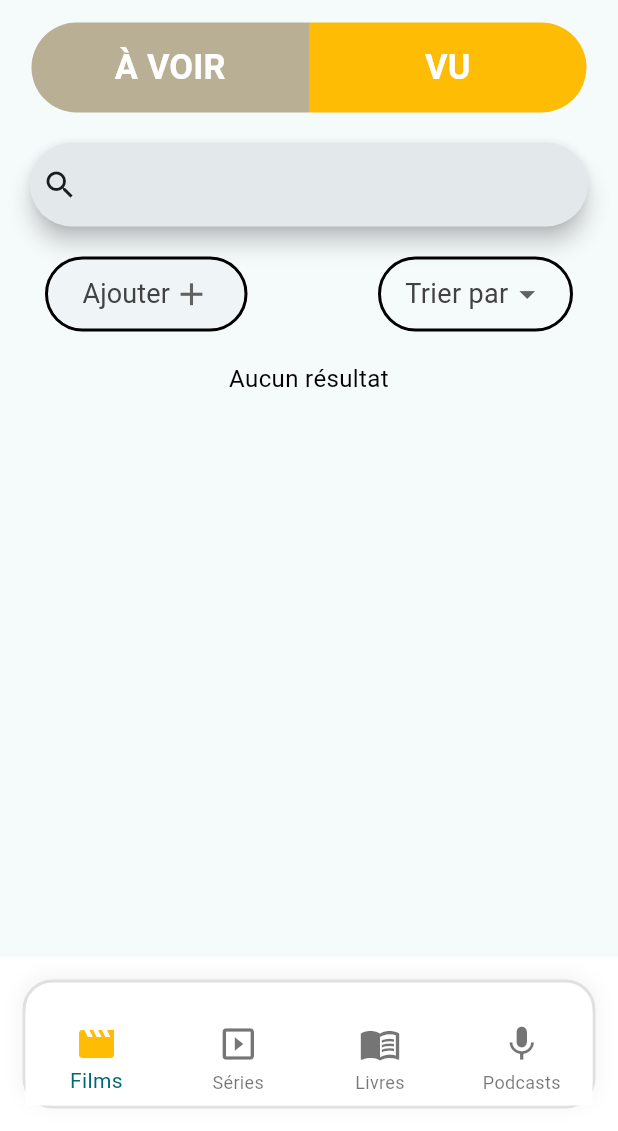
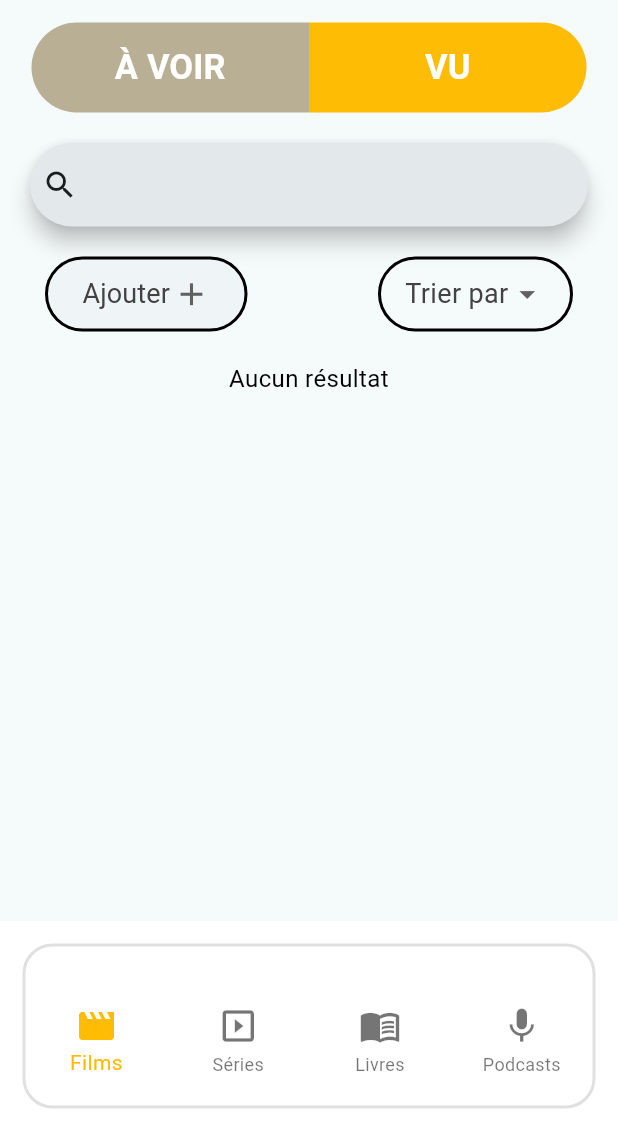
Before and after one commit to jveiller/app-lister-films, a Flutter app: the screen it shows after launch, after a tap on "VU", on a phone screen of 412 x 824 dp, the part 105-1236 px from its top. Run offline on Flutter 3.47's test engine with Material 3 defaults, Android fonts, the light colour scheme and no system bars; our stand-ins replace flutter_riverpod, hive, hive_flutter, sqflite; accounts and stored records are empty; Roboto replaces fonts that are missing (Comic Sans MS).

Commit message:
modifs card bottomBar search

```diff
--- a/lib/pages/films/filmsVoir/films_voir_page.dart
+++ b/lib/pages/films/filmsVoir/films_voir_page.dart
@@ -116,6 +116,15 @@ class _FilmsVoirPageState extends State<FilmsVoirPage> {
                 ) ||
                 (fv.genre ?? '').toLowerCase().contains(
                   _searchController.text.toLowerCase(),
+                ) ||
+                (fv.realisateur ?? '').toLowerCase().contains(
+                  _searchController.text.toLowerCase(),
+                ) ||
+                ((fv.acteurs ?? []).join(',')).toLowerCase().contains(
+                  _searchController.text.toLowerCase(),
+                ) ||
+                (fv.plateforme ?? '').toLowerCase().contains(
+                  _searchController.text.toLowerCase(),
                 )) {
               listeModif.add(fv);
             }
@@ -184,24 +193,6 @@ class _FilmsVoirPageState extends State<FilmsVoirPage> {
   void triAjoutFV() {
     setState(() {
       _filmsVoir.sort((a, b) => (b.id).compareTo(a.id));
-    });
-  }
-
-  void modifAfficheListe(String textVal) {
-    _fetchFVoir();
-    List<FilmsVoir> listeModif = [];
-    if (textVal != '') {
-      for (FilmsVoir fv in _filmsVoir) {
-        if (fv.titre.toLowerCase().contains(textVal.toLowerCase()) ||
-            (fv.genre ?? '').toLowerCase().contains(textVal.toLowerCase())) {
-          listeModif.add(fv);
-        }
-      }
-    } else {
-      listeModif = _filmsVoir;
-    }
-    setState(() {
-      _afficheFilmVoir = listeModif;
     });
   }
 
--- a/lib/pages/films/filmsVu/films_vu_page.dart
+++ b/lib/pages/films/filmsVu/films_vu_page.dart
@@ -132,6 +132,15 @@ class _FilmsVuPageState extends State<FilmsVuPage> {
                 ) ||
                 (fv.genre ?? '').toLowerCase().contains(
                   _searchController.text.toLowerCase(),
+                ) ||
+                (fv.realisateur ?? '').toLowerCase().contains(
+                  _searchController.text.toLowerCase(),
+                ) ||
+                ((fv.acteurs ?? []).join(',')).toLowerCase().contains(
+                  _searchController.text.toLowerCase(),
+                ) ||
+                (fv.plateforme ?? '').toLowerCase().contains(
+                  _searchController.text.toLowerCase(),
                 )) {
               listeModif.add(fv);
             }
@@ -200,24 +209,6 @@ class _FilmsVuPageState extends State<FilmsVuPage> {
   void triAjout() {
     setState(() {
       _filmsVu.sort((a, b) => (b.id).compareTo(a.id));
-    });
-  }
-
-  void modifAfficheListe(String textVal) {
-    _fetchFilmVu();
-    List<FilmsVu> listeModif = [];
-    if (textVal != '') {
-      for (FilmsVu fv in _filmsVu) {
-        if (fv.titre.toLowerCase().contains(textVal.toLowerCase()) ||
-            (fv.genre ?? '').toLowerCase().contains(textVal.toLowerCase())) {
-          listeModif.add(fv);
-        }
-      }
-    } else {
-      listeModif = _filmsVu;
-    }
-    setState(() {
-      _afficheFilmVu = listeModif;
     });
   }
 
--- a/lib/pages/home_view.dart
+++ b/lib/pages/home_view.dart
@@ -18,35 +18,25 @@ class HomeViewState extends State<HomeView> {
 
   void setCurrentIndex(int current, int real) {
     setState(() {
-      // Met à jour les index selon la logique précédente
       currentIndex = (current <= 3) ? current : currentIndex;
       realIndex = real;
     });
   }
 
-  /*
-  void setCurrentIndex(int index, [int? mission]) {
-    // index entre 0 et 2 pour la BottomNavigationBar
-    currentIndex = (index <= 2) ? index : currentIndex;
-
-    // pageIndex peut être n’importe quelle page (3, 4, etc.)
-    pageIndex = index;
-
-    if (mission != null) {
-      missionEnCours = mission;
+  Color couleurIndex(int index) {
+    switch (index) {
+      case 0:
+        return filmJaune;
+      case 1:
+        return serieOrange;
+      case 2:
+        return livreRouge;
+      case 3:
+        return podcastRose;
+      default:
+        return Colors.grey.shade400;
     }
-
-    setState(() {});
   }
-
-
-  setCurrentIndex(int current, int real) {
-    setState(() {
-      currentIndex = current;
-      realIndex = real;
-      print(realIndex.toString());
-    });
-  }*/
 
   @override
   Widget build(BuildContext context) {
@@ -54,59 +44,82 @@ class HomeViewState extends State<HomeView> {
       body: [FilmPage(), SeriePage(), LivrePage(), PodcastPage()][realIndex],
       bottomNavigationBar: Container(
         width: double.infinity,
-        margin: EdgeInsets.only(top: 10),
         color: Colors.white,
         child: Container(
+          height: 110,
           margin: const EdgeInsets.all(15),
           padding: const EdgeInsets.only(top: 20),
           decoration: BoxDecoration(
-            color: Colors.white, //Plus joli en mainBlue.withOpacity(0.2), ?
-
+            color: Colors.transparent,
             borderRadius: BorderRadius.circular(20),
-            border: Border.all(
-              color: Colors.grey.shade300, // ✅ Contour intérieur fin
-              width: 2,
+            border: Border.all(color: Colors.grey.shade300, width: 2),
           ),
-            boxShadow: [
-              BoxShadow(
-                color: Colors.black.withOpacity(0.05),
-                blurRadius: 10,
-                offset: const Offset(0, -2),
-              ),
-            ],
+          child: Theme(
+            data: Theme.of(context).copyWith(
+              splashColor: Colors.transparent,
+              highlightColor: Colors.transparent,
             ),
             child: BottomNavigationBar(
-            backgroundColor: Colors.white,
+              backgroundColor: Colors.transparent,
               currentIndex: currentIndex,
               onTap: (index) => setCurrentIndex(index, index),
               type: BottomNavigationBarType.fixed,
               elevation: 0,
               iconSize: 28,
               showUnselectedLabels: true,
+              selectedItemColor: couleurIndex(currentIndex),
               items: [
                 BottomNavigationBarItem(
                   icon: const Icon(Icons.movie),
-                activeIcon: Icon(Icons.movie, color: filmJaune),
                   label: 'Films',
                 ),
                 BottomNavigationBarItem(
                   icon: const Icon(Icons.slideshow),
-                activeIcon: Icon(Icons.slideshow, color: serieOrange),
                   label: 'Séries',
                 ),
                 BottomNavigationBarItem(
                   icon: const Icon(Icons.menu_book),
-                activeIcon: Icon(Icons.menu_book, color: livreRouge),
                   label: 'Livres',
                 ),
                 BottomNavigationBarItem(
                   icon: const Icon(Icons.mic),
-                activeIcon: Icon(Icons.mic, color: podcastRose),
                   label: 'Podcasts',
                 ),
               ],
             ),
           ),
+
+          /*NavigationBar(
+            selectedIndex: currentIndex,
+            onDestinationSelected: (index) => setCurrentIndex(index, index),
+            backgroundColor: Colors.transparent,
+            indicatorColor: Colors.transparent,
+            destinations: [
+              NavigationDestination(
+                icon: Icon(Icons.movie),
+                selectedIcon: Icon(Icons.movie, color: filmJaune),
+                label: 'Films',
+              ),
+              NavigationDestination(
+                icon: Icon(Icons.slideshow),
+                selectedIcon: Icon(Icons.slideshow, color: serieOrange),
+                label: 'Séries',
+              ),
+              NavigationDestination(
+                icon: Icon(Icons.menu_book),
+                selectedIcon: Icon(Icons.menu_book, color: livreRouge),
+                label: 'Livres',
+              ),
+              NavigationDestination(
+                icon: Icon(Icons.mic),
+                selectedIcon: Icon(Icons.mic, color: podcastRose),
+                label: 'Podcasts',
+              ),
+            ],
+          ),*/
+
+          /**/
+        ),
       ),
     );
   }
```
Also changed, not shown: lib/pages/films/filmsVoir/elements/film_voir_card.dart (+9 -5 lines), lib/pages/films/filmsVu/elements/film_vu_card.dart (+9 -5 lines), 1 other file. Lines whose indentation alone changed are shown as unchanged.
